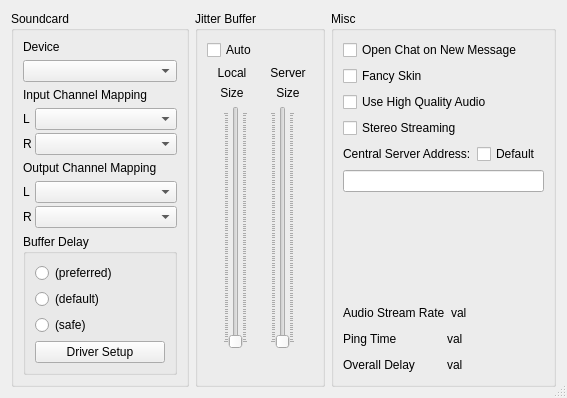
Before: the Qt Designer form src/clientsettingsdlgbase.ui in Daninet/jamulus, drawn with Qt 5.
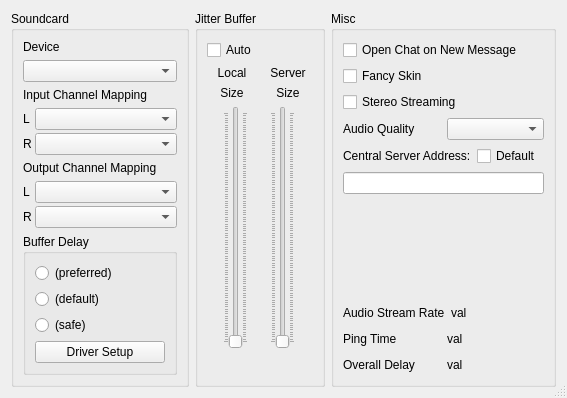
After: the same form once the commit is applied. Icons and pictures are not drawn. Custom widgets are drawn as their Qt base class.

Commit message: Support for three audio quality settings (a new high quality rate is introduced)

The edit to the form file:
```diff
--- a/src/clientsettingsdlgbase.ui
+++ b/src/clientsettingsdlgbase.ui
@@ -488,7 +488,7 @@
      <property name="title" >
       <string>Misc</string>
      </property>
-     <layout class="QVBoxLayout" >
+     <layout class="QVBoxLayout" name="verticalLayout">
       <item>
        <widget class="QCheckBox" name="chbOpenChatOnNewMessage" >
         <property name="text" >
@@ -504,37 +504,38 @@
        </widget>
       </item>
       <item>
-       <widget class="QCheckBox" name="chbUseHighQualityAudio" >
-        <property name="windowModality" >
-         <enum>Qt::NonModal</enum>
-        </property>
-        <property name="text" >
-         <string>Use High Quality Audio</string>
-        </property>
-       </widget>
-      </item>
-      <item>
-       <widget class="QCheckBox" name="chbUseStereo" >
-        <property name="windowModality" >
-         <enum>Qt::NonModal</enum>
-        </property>
-        <property name="text" >
+       <widget class="QCheckBox" name="chbUseStereo">
+        <property name="text">
          <string>Stereo Streaming</string>
         </property>
        </widget>
       </item>
       <item>
-       <layout class="QHBoxLayout" >
+       <layout class="QHBoxLayout" name="horizontalLayout">
         <item>
-         <widget class="QLabel" name="lblCentralServerAddress" >
-          <property name="text" >
+         <widget class="QLabel" name="lblAudioQuality">
+          <property name="text">
+           <string>Audio Quality</string>
+          </property>
+         </widget>
+        </item>
+        <item>
+         <widget class="QComboBox" name="cbxAudioQuality"/>
+        </item>
+       </layout>
+      </item>
+      <item>
+       <layout class="QHBoxLayout">
+        <item>
+         <widget class="QLabel" name="lblCentralServerAddress">
+          <property name="text">
            <string>Central Server Address:</string>
           </property>
          </widget>
         </item>
         <item>
-         <widget class="QCheckBox" name="chbDefaultCentralServer" >
-          <property name="text" >
+         <widget class="QCheckBox" name="chbDefaultCentralServer">
+          <property name="text">
            <string>Default</string>
           </property>
          </widget>
@@ -542,9 +543,9 @@
        </layout>
       </item>
       <item>
-       <widget class="QLineEdit" name="edtCentralServerAddress" >
-        <property name="sizePolicy" >
-         <sizepolicy vsizetype="Fixed" hsizetype="Expanding" >
+       <widget class="QLineEdit" name="edtCentralServerAddress">
+        <property name="sizePolicy">
+         <sizepolicy hsizetype="Expanding" vsizetype="Fixed">
           <horstretch>0</horstretch>
           <verstretch>0</verstretch>
          </sizepolicy>
@@ -565,7 +566,7 @@
        </spacer>
       </item>
       <item>
-       <layout class="QHBoxLayout" >
+       <layout class="QHBoxLayout">
         <item>
          <widget class="QLabel" name="lblUpstream" >
           <property name="text" >
@@ -589,7 +590,7 @@
        </layout>
       </item>
       <item>
-       <layout class="QHBoxLayout" >
+       <layout class="QHBoxLayout">
         <item>
          <widget class="QLabel" name="lblPingTime" >
           <property name="text" >
@@ -619,7 +620,7 @@
        </layout>
       </item>
       <item>
-       <layout class="QHBoxLayout" >
+       <layout class="QHBoxLayout">
         <item>
          <widget class="QLabel" name="lblOverallDelay" >
           <property name="text" >
@@ -628,8 +629,8 @@
          </widget>
         </item>
         <item>
-         <layout class="QHBoxLayout" >
-          <property name="spacing" >
+         <layout class="QHBoxLayout">
+          <property name="spacing">
            <number>3</number>
           </property>
           <item>
```
Left out of the diff: 345 changed lines with no effect on the pictures. The commit also changes 7 other files.
